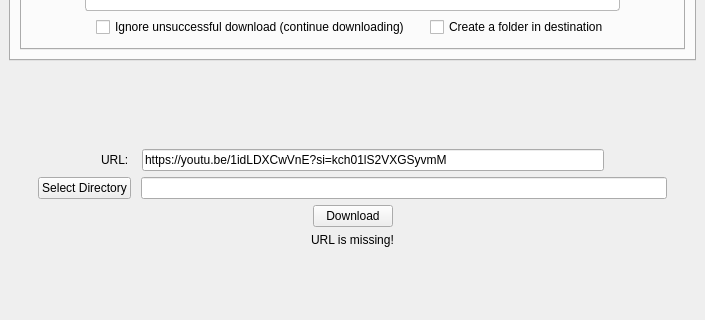
First picture: the form in maingui.ui, repository Filip-Funda/yt-dlp-gui, before the edit; both pictures show x 0 to 705 and y 335 to 655 of the 705 by 818 pixel window.
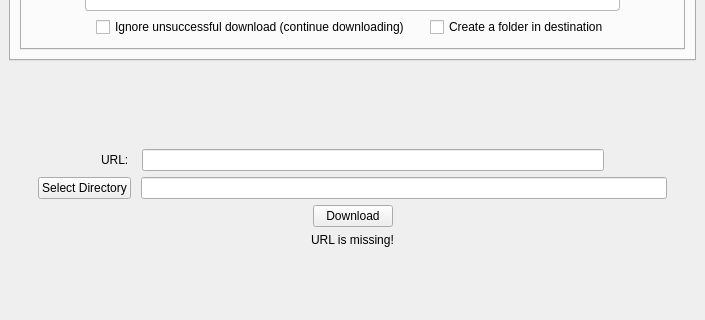
Second picture: the form after the edit.

Commit message: feat: add new translations to czech

Patch:
```diff
--- a/maingui.ui
+++ b/maingui.ui
@@ -1190,9 +1190,6 @@
           <height>0</height>
          </size>
         </property>
-        <property name="text">
-         <string>https://youtu.be/1idLDXCwVnE?si=kch01lS2VXGSyvmM</string>
-        </property>
         <property name="maxLength">
          <number>256</number>
         </property>
```
The commit also changes 1 other file.
